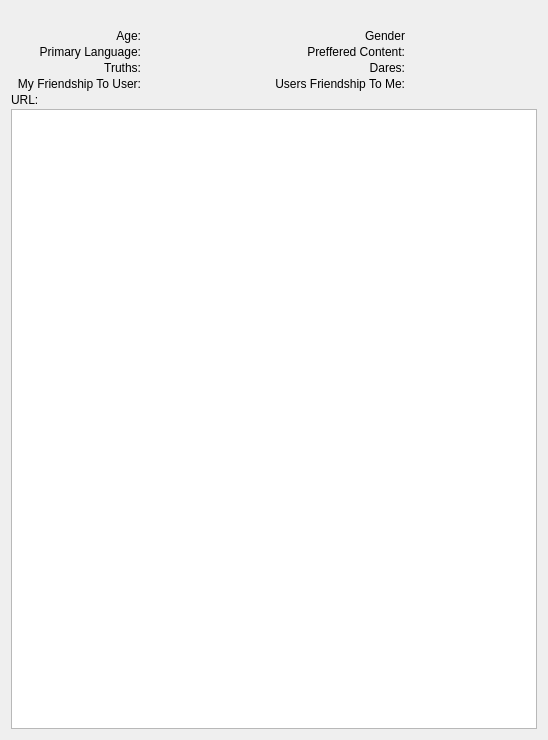
Above: nolimitgui/CommonSrc/Forms/AppletAboutUser.ui from nolimitconnect/NoLimitConnect before the change. Below: the same form after it.
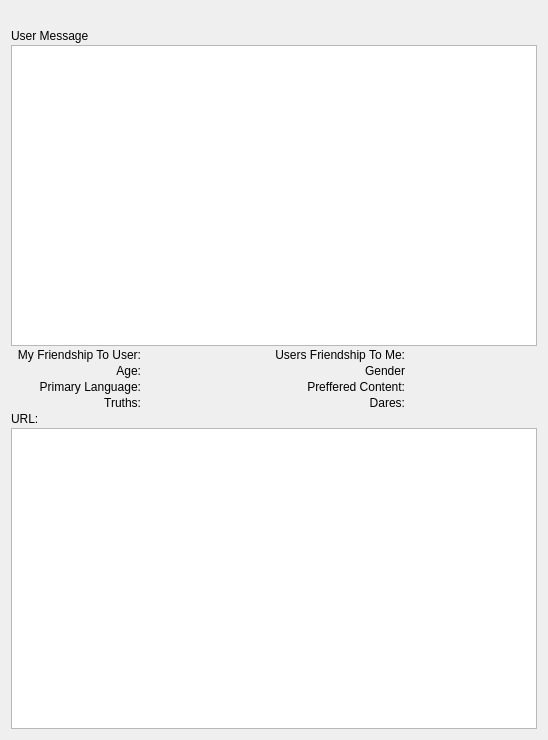
That is the form after the change. Custom widgets are drawn as their Qt base class.

Patch:
```diff
--- a/nolimitgui/CommonSrc/Forms/AppletAboutUser.ui
+++ b/nolimitgui/CommonSrc/Forms/AppletAboutUser.ui
@@ -61,6 +61,84 @@
      </property>
     </widget>
    </item>
+   <item>
+    <widget class="QLabel" name="m_UserMsgLabel">
+     <property name="text">
+      <string>User Message</string>
+     </property>
+    </widget>
+   </item>
+   <item>
+    <widget class="QPlainTextEdit" name="m_UserMsgTextEdit"/>
+   </item>
+   <item>
+    <layout class="QHBoxLayout" name="horizontalLayout_4">
+     <item>
+      <widget class="QLabel" name="m_MyFirendshipLabel">
+       <property name="sizePolicy">
+        <sizepolicy hsizetype="Expanding" vsizetype="Preferred">
+         <horstretch>0</horstretch>
+         <verstretch>0</verstretch>
+        </sizepolicy>
+       </property>
+       <property name="text">
+        <string>My Friendship To User:</string>
+       </property>
+       <property name="alignment">
+        <set>Qt::AlignmentFlag::AlignRight|Qt::AlignmentFlag::AlignTrailing|Qt::AlignmentFlag::AlignVCenter</set>
+       </property>
+      </widget>
+     </item>
+     <item>
+      <widget class="QLabel" name="m_MyFriendship">
+       <property name="sizePolicy">
+        <sizepolicy hsizetype="Expanding" vsizetype="Preferred">
+         <horstretch>0</horstretch>
+         <verstretch>0</verstretch>
+        </sizepolicy>
+       </property>
+       <property name="text">
+        <string notr="true"/>
+       </property>
+      </widget>
+     </item>
+     <item>
+      <widget class="QLabel" name="m_UsersFriendshipLabel">
+       <property name="sizePolicy">
+        <sizepolicy hsizetype="Expanding" vsizetype="Preferred">
+         <horstretch>0</horstretch>
+         <verstretch>0</verstretch>
+        </sizepolicy>
+       </property>
+       <property name="minimumSize">
+        <size>
+         <width>6</width>
+         <height>0</height>
+        </size>
+       </property>
+       <property name="text">
+        <string>Users Friendship To Me:</string>
+       </property>
+       <property name="alignment">
+        <set>Qt::AlignmentFlag::AlignRight|Qt::AlignmentFlag::AlignTrailing|Qt::AlignmentFlag::AlignVCenter</set>
+       </property>
+      </widget>
+     </item>
+     <item>
+      <widget class="QLabel" name="m_UsersFrienshipText">
+       <property name="sizePolicy">
+        <sizepolicy hsizetype="Expanding" vsizetype="Preferred">
+         <horstretch>0</horstretch>
+         <verstretch>0</verstretch>
+        </sizepolicy>
+       </property>
+       <property name="text">
+        <string notr="true"/>
+       </property>
+      </widget>
+     </item>
+    </layout>
+   </item>
    <item>
     <layout class="QHBoxLayout" name="horizontalLayout">
      <item>
@@ -247,74 +325,6 @@
      </item>
     </layout>
    </item>
-   <item>
-    <layout class="QHBoxLayout" name="horizontalLayout_4">
-     <item>
-      <widget class="QLabel" name="m_MyFirendshipLabel">
-       <property name="sizePolicy">
-        <sizepolicy hsizetype="Expanding" vsizetype="Preferred">
-         <horstretch>0</horstretch>
-         <verstretch>0</verstretch>
-        </sizepolicy>
-       </property>
-       <property name="text">
-        <string>My Friendship To User:</string>
-       </property>
-       <property name="alignment">
-        <set>Qt::AlignmentFlag::AlignRight|Qt::AlignmentFlag::AlignTrailing|Qt::AlignmentFlag::AlignVCenter</set>
-       </property>
-      </widget>
-     </item>
-     <item>
-      <widget class="QLabel" name="m_MyFriendship">
-       <property name="sizePolicy">
-        <sizepolicy hsizetype="Expanding" vsizetype="Preferred">
-         <horstretch>0</horstretch>
-         <verstretch>0</verstretch>
-        </sizepolicy>
-       </property>
-       <property name="text">
-        <string notr="true"/>
-       </property>
-      </widget>
-     </item>
-     <item>
-      <widget class="QLabel" name="m_UsersFriendshipLabel">
-       <property name="sizePolicy">
-        <sizepolicy hsizetype="Expanding" vsizetype="Preferred">
-         <horstretch>0</horstretch>
-         <verstretch>0</verstretch>
-        </sizepolicy>
-       </property>
-       <property name="minimumSize">
-        <size>
-         <width>6</width>
-         <height>0</height>
-        </size>
-       </property>
-       <property name="text">
-        <string>Users Friendship To Me:</string>
-       </property>
-       <property name="alignment">
-        <set>Qt::AlignmentFlag::AlignRight|Qt::AlignmentFlag::AlignTrailing|Qt::AlignmentFlag::AlignVCenter</set>
-       </property>
-      </widget>
-     </item>
-     <item>
-      <widget class="QLabel" name="m_UsersFrienshipText">
-       <property name="sizePolicy">
-        <sizepolicy hsizetype="Expanding" vsizetype="Preferred">
-         <horstretch>0</horstretch>
-         <verstretch>0</verstretch>
-        </sizepolicy>
-       </property>
-       <property name="text">
-        <string notr="true"/>
-       </property>
-      </widget>
-     </item>
-    </layout>
-   </item>
    <item>
     <layout class="QHBoxLayout" name="horizontalLayout_5">
      <item>
```
